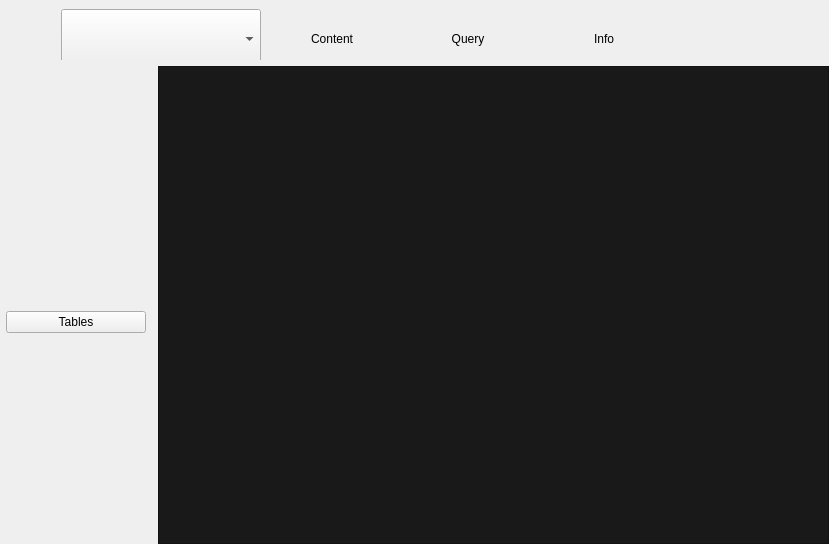
This is app/views/MainLayout.ui in snorlax95/Goofy-SQL as Qt 5 draws it before an edit. The edited form follows.
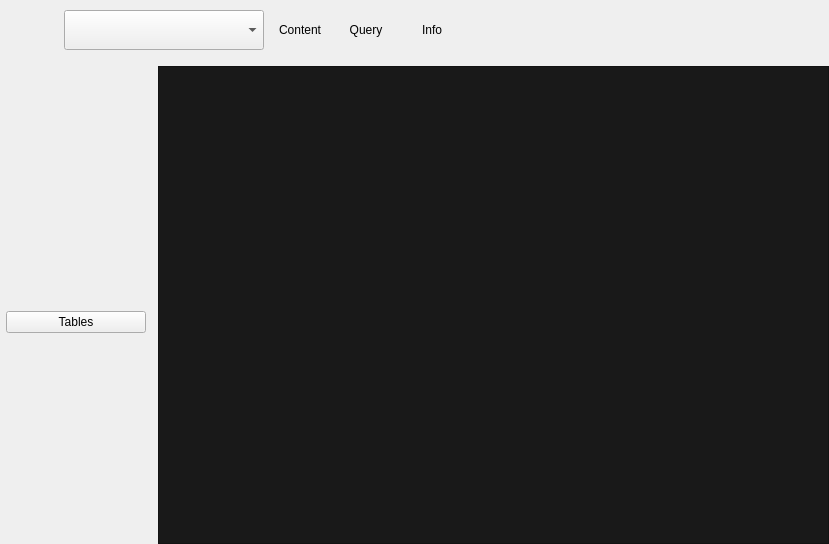
This is the edited form. Icons and pictures are not drawn.

Commit message: fixing icon buttons on top bar

The edit to the form file:
```diff
--- a/app/views/MainLayout.ui
+++ b/app/views/MainLayout.ui
@@ -157,21 +157,27 @@
       <enum>QFrame::Sunken</enum>
      </property>
      <layout class="QHBoxLayout" name="horizontalLayout">
-      <property name="bottomMargin">
+      <property name="leftMargin">
        <number>12</number>
       </property>
+      <property name="topMargin">
+       <number>0</number>
+      </property>
+      <property name="bottomMargin">
+       <number>0</number>
+      </property>
       <item>
        <widget class="QPushButton" name="DatabaseRefreshButton">
         <property name="minimumSize">
          <size>
           <width>20</width>
-          <height>60</height>
+          <height>40</height>
          </size>
         </property>
         <property name="maximumSize">
          <size>
           <width>20</width>
-          <height>60</height>
+          <height>40</height>
          </size>
         </property>
         <property name="styleSheet">
@@ -197,13 +203,13 @@
         <property name="minimumSize">
          <size>
           <width>20</width>
-          <height>60</height>
+          <height>40</height>
          </size>
         </property>
         <property name="maximumSize">
          <size>
           <width>20</width>
-          <height>60</height>
+          <height>40</height>
          </size>
         </property>
         <property name="styleSheet">
@@ -235,13 +241,13 @@
         <property name="minimumSize">
          <size>
           <width>200</width>
-          <height>60</height>
+          <height>40</height>
          </size>
         </property>
         <property name="maximumSize">
          <size>
           <width>200</width>
-          <height>60</height>
+          <height>40</height>
          </size>
         </property>
         <property name="styleSheet">
@@ -249,8 +255,8 @@
         </property>
        </widget>
       </item>
-      <item>
-       <widget class="QPushButton" name="ContentButton">
+      <item alignment="Qt::AlignVCenter">
+       <widget class="QToolButton" name="ContentButton">
         <property name="sizePolicy">
          <sizepolicy hsizetype="Preferred" vsizetype="Preferred">
           <horstretch>0</horstretch>
@@ -259,14 +265,14 @@
         </property>
         <property name="minimumSize">
          <size>
-          <width>130</width>
-          <height>60</height>
+          <width>60</width>
+          <height>40</height>
          </size>
         </property>
         <property name="maximumSize">
          <size>
-          <width>139</width>
-          <height>60</height>
+          <width>60</width>
+          <height>40</height>
          </size>
         </property>
         <property name="styleSheet">
@@ -285,10 +291,13 @@
           <height>25</height>
          </size>
         </property>
+        <property name="toolButtonStyle">
+         <enum>Qt::ToolButtonTextUnderIcon</enum>
+        </property>
        </widget>
       </item>
       <item>
-       <widget class="QPushButton" name="QueryButton">
+       <widget class="QToolButton" name="QueryButton">
         <property name="sizePolicy">
          <sizepolicy hsizetype="Preferred" vsizetype="Preferred">
           <horstretch>0</horstretch>
@@ -297,14 +306,14 @@
         </property>
         <property name="minimumSize">
          <size>
-          <width>130</width>
-          <height>60</height>
+          <width>60</width>
+          <height>40</height>
          </size>
         </property>
         <property name="maximumSize">
          <size>
-          <width>130</width>
-          <height>60</height>
+          <width>60</width>
+          <height>40</height>
          </size>
         </property>
         <property name="layoutDirection">
@@ -326,10 +335,13 @@
           <height>25</height>
          </size>
         </property>
+        <property name="toolButtonStyle">
+         <enum>Qt::ToolButtonTextUnderIcon</enum>
+        </property>
        </widget>
       </item>
       <item>
-       <widget class="QPushButton" name="InfoButton">
+       <widget class="QToolButton" name="InfoButton">
         <property name="sizePolicy">
          <sizepolicy hsizetype="Preferred" vsizetype="Preferred">
           <horstretch>0</horstretch>
@@ -338,14 +350,14 @@
         </property>
         <property name="minimumSize">
          <size>
-          <width>130</width>
-          <height>60</height>
+          <width>60</width>
+          <height>40</height>
          </size>
         </property>
         <property name="maximumSize">
          <size>
-          <width>130</width>
-          <height>60</height>
+          <width>60</width>
+          <height>40</height>
          </size>
         </property>
         <property name="styleSheet">
@@ -364,6 +376,9 @@
           <height>25</height>
          </size>
         </property>
+        <property name="toolButtonStyle">
+         <enum>Qt::ToolButtonTextUnderIcon</enum>
+        </property>
        </widget>
       </item>
      </layout>
```
